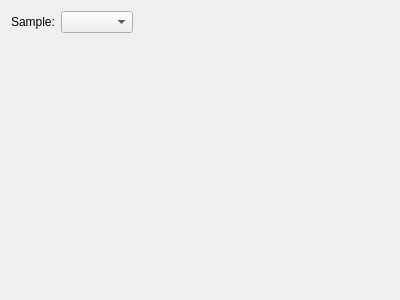
This is rom/romwidget.ui in nirjacobson/Chromasound-Studio as Qt 5 draws it before an edit. The edited form follows.
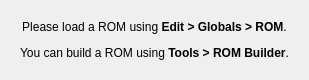
This is the edited form.

```diff
--- a/rom/romwidget.ui
+++ b/rom/romwidget.ui
@@ -6,15 +6,33 @@
    <rect>
     <x>0</x>
     <y>0</y>
-    <width>400</width>
-    <height>300</height>
+    <width>295</width>
+    <height>78</height>
    </rect>
   </property>
   <property name="windowTitle">
    <string>Form</string>
   </property>
+  <layout class="QGridLayout" name="gridLayout_3">
+   <item row="0" column="0">
+    <widget class="QStackedWidget" name="stackedWidget">
+     <widget class="QWidget" name="page">
   <layout class="QGridLayout" name="gridLayout">
    <item row="0" column="0">
+        <widget class="QLabel" name="label_2">
+         <property name="text">
+          <string>&lt;html&gt;&lt;head/&gt;&lt;body&gt;&lt;p&gt;Please load a ROM using &lt;span style=&quot; font-weight:700;&quot;&gt;Edit &amp;gt; Globals &amp;gt; ROM&lt;/span&gt;.&lt;/p&gt;&lt;p&gt;You can build a ROM using &lt;span style=&quot; font-weight:700;&quot;&gt;Tools &amp;gt; ROM Builder&lt;/span&gt;.&lt;/p&gt;&lt;/body&gt;&lt;/html&gt;</string>
+         </property>
+         <property name="alignment">
+          <set>Qt::AlignmentFlag::AlignCenter</set>
+         </property>
+        </widget>
+       </item>
+      </layout>
+     </widget>
+     <widget class="QWidget" name="page_2">
+      <layout class="QGridLayout" name="gridLayout_2">
+       <item row="0" column="0">
     <layout class="QHBoxLayout" name="horizontalLayout">
      <item>
       <widget class="QLabel" name="label">
@@ -35,7 +53,7 @@
      </property>
      <property name="sizeHint" stdset="0">
       <size>
-       <width>250</width>
+           <width>0</width>
        <height>20</height>
       </size>
      </property>
@@ -49,10 +67,14 @@
      <property name="sizeHint" stdset="0">
       <size>
        <width>20</width>
-       <height>248</height>
+           <height>8</height>
       </size>
      </property>
     </spacer>
+       </item>
+      </layout>
+     </widget>
+    </widget>
    </item>
   </layout>
  </widget>
```
Lines whose indentation alone changed are shown as unchanged.
